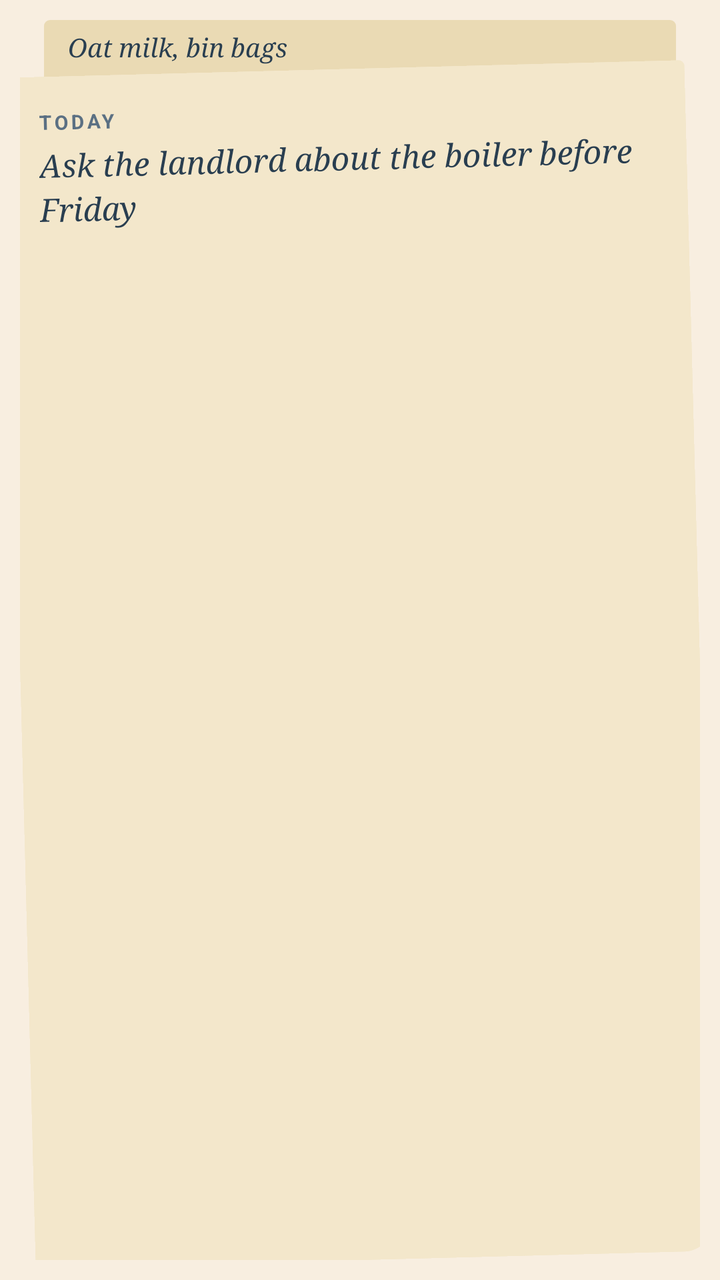
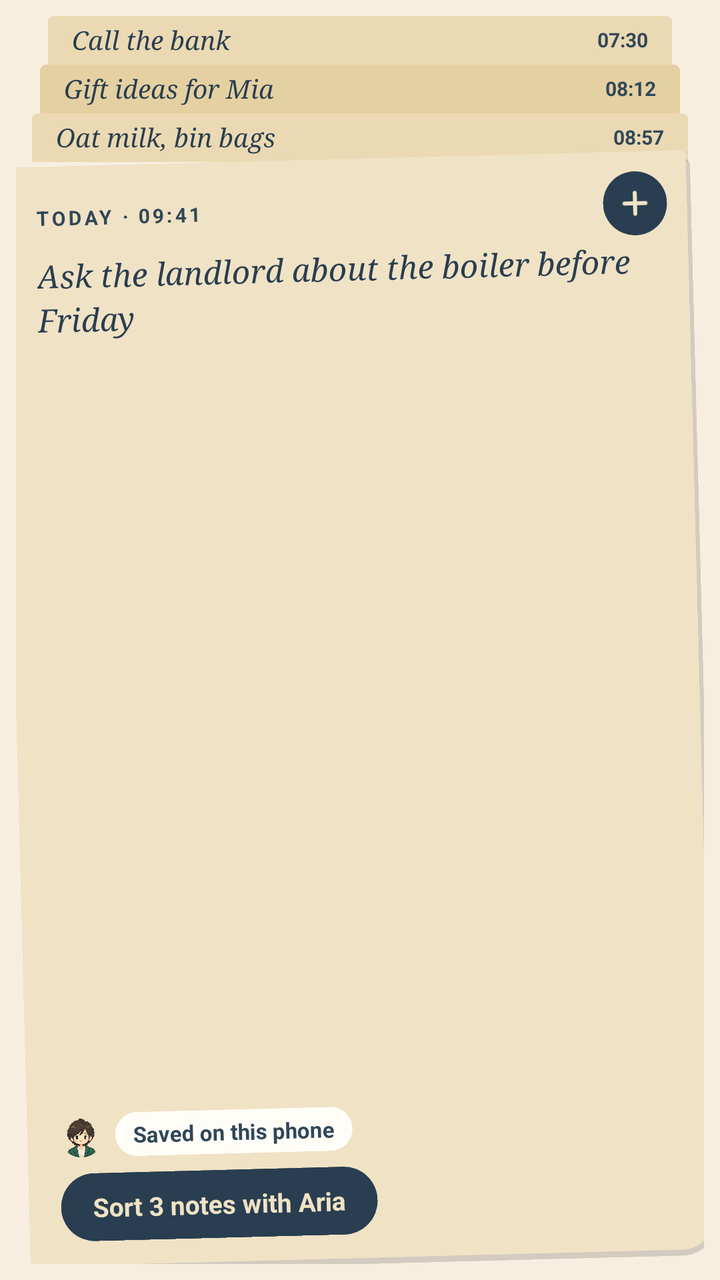

Before-and-after screenshots of an Android layout around one commit, followed by the original layout XML and the change that was made.
<!-- AndroidManifest.xml: application theme Screen -->
<!-- res/layout/widget_preview_note.xml -->
<?xml version="1.0" encoding="utf-8"?>
<LinearLayout xmlns:android="http://schemas.android.com/apk/res/android"
    android:layout_width="match_parent"
    android:layout_height="match_parent"
    android:orientation="vertical"
    android:padding="10dp">

    <TextView android:layout_width="match_parent" android:layout_height="30dp" android:layout_marginStart="12dp" android:layout_marginEnd="12dp" android:layout_marginBottom="-6dp"
        android:background="@drawable/note_tab" android:backgroundTint="#EADAB4" android:fontFamily="serif" android:maxLines="1" android:paddingStart="12dp" android:paddingTop="5dp"
        android:text="@string/preview_note_older" android:textColor="@color/preview_ink" android:textSize="13sp" android:textStyle="italic" />
    <LinearLayout android:layout_width="match_parent" android:layout_height="0dp" android:layout_weight="1" android:background="@drawable/note_paper" android:backgroundTint="#F3E7CB"
        android:orientation="vertical" android:padding="16dp" android:rotation="-1.5">
        <TextView android:layout_width="wrap_content" android:layout_height="wrap_content" android:letterSpacing="0.14" android:text="@string/note_today" android:textAllCaps="true"
            android:textColor="@color/preview_muted" android:textSize="10sp" android:textStyle="bold" />
        <TextView android:layout_width="match_parent" android:layout_height="wrap_content" android:layout_marginTop="4dp" android:fontFamily="serif" android:lineSpacingExtra="3sp"
            android:text="@string/preview_note_text" android:textColor="@color/preview_ink" android:textSize="16sp" android:textStyle="italic" />
    </LinearLayout>
</LinearLayout>
<!-- resources referenced by this layout -->
<resources>
  <color name="preview_ink">#293E50</color>
  <color name="preview_muted">#5B7083</color>
  <!-- drawable note_paper (drawable) -->
  <?xml version="1.0" encoding="utf-8"?>
  <shape xmlns:android="http://schemas.android.com/apk/res/android" android:shape="rectangle">
      <solid android:color="#FFFFFFFF" />
      <corners android:topLeftRadius="3dp" android:topRightRadius="3dp"
          android:bottomLeftRadius="3dp" android:bottomRightRadius="16dp" />
  </shape>
  <!-- drawable note_tab (drawable) -->
  <?xml version="1.0" encoding="utf-8"?>
  <shape xmlns:android="http://schemas.android.com/apk/res/android" android:shape="rectangle">
      <solid android:color="#FFFFFFFF" />
      <corners android:topLeftRadius="3dp" android:topRightRadius="3dp"
          android:bottomLeftRadius="0dp" android:bottomRightRadius="0dp" />
  </shape>
  <string name="note_today">Today</string>
  <string name="preview_note_older">Oat milk, bin bags</string>
  <string name="preview_note_text">Ask the landlord about the boiler before Friday</string>
  <style name="Screen" parent="@android:style/Theme.Material.Light.NoActionBar">
          <item name="android:windowBackground">@color/background</item>
          <item name="android:colorAccent">@color/sun</item>
          <item name="android:textColorPrimary">@color/ink</item>
          <item name="android:windowLightStatusBar">true</item>
      </style>
  <color name="background">#F8EEE0</color>
  <color name="sun">#D88B38</color>
  <color name="ink">#2B2620</color>
</resources>

<!-- the commit's change to res/layout/widget_preview_note.xml (unified diff, before → after) -->
@@ -1,18 +1,53 @@
 <?xml version="1.0" encoding="utf-8"?>
 <LinearLayout xmlns:android="http://schemas.android.com/apk/res/android"
+    xmlns:tools="http://schemas.android.com/tools"
     android:layout_width="match_parent"
     android:layout_height="match_parent"
     android:orientation="vertical"
-    android:padding="10dp">
+    android:padding="8dp"
+    tools:ignore="HardcodedText,UseAppTint">
 
-    <TextView android:layout_width="match_parent" android:layout_height="30dp" android:layout_marginStart="12dp" android:layout_marginEnd="12dp" android:layout_marginBottom="-6dp"
-        android:background="@drawable/note_tab" android:backgroundTint="#EADAB4" android:fontFamily="serif" android:maxLines="1" android:paddingStart="12dp" android:paddingTop="5dp"
-        android:text="@string/preview_note_older" android:textColor="@color/preview_ink" android:textSize="13sp" android:textStyle="italic" />
-    <LinearLayout android:layout_width="match_parent" android:layout_height="0dp" android:layout_weight="1" android:background="@drawable/note_paper" android:backgroundTint="#F3E7CB"
-        android:orientation="vertical" android:padding="16dp" android:rotation="-1.5">
-        <TextView android:layout_width="wrap_content" android:layout_height="wrap_content" android:letterSpacing="0.14" android:text="@string/note_today" android:textAllCaps="true"
-            android:textColor="@color/preview_muted" android:textSize="10sp" android:textStyle="bold" />
-        <TextView android:layout_width="match_parent" android:layout_height="wrap_content" android:layout_marginTop="4dp" android:fontFamily="serif" android:lineSpacingExtra="3sp"
-            android:text="@string/preview_note_text" android:textColor="@color/preview_ink" android:textSize="16sp" android:textStyle="italic" />
+    <LinearLayout android:layout_width="match_parent" android:layout_height="wrap_content" android:layout_marginBottom="-10dp" android:orientation="vertical">
+        <FrameLayout android:layout_width="match_parent" android:layout_height="30dp" android:layout_marginStart="16dp" android:layout_marginEnd="16dp" android:layout_marginBottom="-6dp">
+            <ImageView android:layout_width="match_parent" android:layout_height="match_parent" android:importantForAccessibility="no" android:scaleType="fitXY" android:src="@drawable/note_tab" android:tint="@color/preview_note_behind" />
+            <LinearLayout android:layout_width="match_parent" android:layout_height="24dp" android:gravity="center_vertical" android:paddingStart="12dp" android:paddingEnd="12dp">
+                <TextView android:layout_width="0dp" android:layout_height="wrap_content" android:layout_weight="1" android:ellipsize="end" android:fontFamily="serif" android:maxLines="1" android:text="@string/preview_note_older_three" android:textColor="@color/preview_ink" android:textSize="13sp" android:textStyle="italic" />
+                <TextView android:layout_width="wrap_content" android:layout_height="wrap_content" android:layout_marginStart="8dp" android:maxLines="1" android:text="07:30" android:textColor="@color/preview_muted" android:textSize="10sp" android:textStyle="bold" />
+            </LinearLayout>
+        </FrameLayout>
+        <FrameLayout android:layout_width="match_parent" android:layout_height="30dp" android:layout_marginStart="12dp" android:layout_marginEnd="12dp" android:layout_marginBottom="-6dp">
+            <ImageView android:layout_width="match_parent" android:layout_height="match_parent" android:importantForAccessibility="no" android:scaleType="fitXY" android:src="@drawable/note_tab" android:tint="@color/preview_note_back" />
+            <LinearLayout android:layout_width="match_parent" android:layout_height="24dp" android:gravity="center_vertical" android:paddingStart="12dp" android:paddingEnd="12dp">
+                <TextView android:layout_width="0dp" android:layout_height="wrap_content" android:layout_weight="1" android:ellipsize="end" android:fontFamily="serif" android:maxLines="1" android:text="@string/preview_note_older_two" android:textColor="@color/preview_ink" android:textSize="13sp" android:textStyle="italic" />
+                <TextView android:layout_width="wrap_content" android:layout_height="wrap_content" android:layout_marginStart="8dp" android:maxLines="1" android:text="08:12" android:textColor="@color/preview_muted" android:textSize="10sp" android:textStyle="bold" />
+            </LinearLayout>
+        </FrameLayout>
+        <FrameLayout android:layout_width="match_parent" android:layout_height="30dp" android:layout_marginStart="8dp" android:layout_marginEnd="8dp" android:layout_marginBottom="-6dp">
+            <ImageView android:layout_width="match_parent" android:layout_height="match_parent" android:importantForAccessibility="no" android:scaleType="fitXY" android:src="@drawable/note_tab" android:tint="@color/preview_note_behind" />
+            <LinearLayout android:layout_width="match_parent" android:layout_height="24dp" android:gravity="center_vertical" android:paddingStart="12dp" android:paddingEnd="12dp">
+                <TextView android:layout_width="0dp" android:layout_height="wrap_content" android:layout_weight="1" android:ellipsize="end" android:fontFamily="serif" android:maxLines="1" android:text="@string/preview_note_older" android:textColor="@color/preview_ink" android:textSize="13sp" android:textStyle="italic" />
+                <TextView android:layout_width="wrap_content" android:layout_height="wrap_content" android:layout_marginStart="8dp" android:maxLines="1" android:text="08:57" android:textColor="@color/preview_muted" android:textSize="10sp" android:textStyle="bold" />
+            </LinearLayout>
+        </FrameLayout>
     </LinearLayout>
+
+    <FrameLayout android:layout_width="match_parent" android:layout_height="0dp" android:layout_weight="1" android:rotation="-1.5">
+        <ImageView android:layout_width="match_parent" android:layout_height="match_parent" android:layout_marginStart="3dp" android:layout_marginTop="12dp" android:importantForAccessibility="no" android:scaleType="fitXY" android:src="@drawable/note_shadow" />
+        <ImageView android:layout_width="match_parent" android:layout_height="match_parent" android:layout_marginTop="8dp" android:layout_marginEnd="2dp" android:layout_marginBottom="3dp" android:importantForAccessibility="no" android:scaleType="fitXY" android:src="@drawable/note_paper" android:tint="@color/preview_note" />
+        <LinearLayout android:layout_width="match_parent" android:layout_height="match_parent" android:layout_marginTop="8dp" android:layout_marginEnd="2dp" android:layout_marginBottom="3dp" android:orientation="vertical" android:paddingStart="16dp" android:paddingTop="10dp" android:paddingEnd="10dp" android:paddingBottom="12dp">
+            <LinearLayout android:layout_width="match_parent" android:layout_height="wrap_content" android:gravity="center_vertical">
+                <TextView android:layout_width="0dp" android:layout_height="wrap_content" android:layout_weight="1" android:ellipsize="end" android:letterSpacing="0.14" android:maxLines="1" android:text="@string/preview_note_when" android:textAllCaps="true" android:textColor="@color/preview_muted" android:textSize="10sp" android:textStyle="bold" />
+                <FrameLayout android:layout_width="32dp" android:layout_height="32dp" android:layout_marginStart="8dp">
+                    <ImageView android:layout_width="match_parent" android:layout_height="match_parent" android:importantForAccessibility="no" android:src="@drawable/round_circle" android:tint="@color/preview_ink" />
+                    <ImageView android:layout_width="18dp" android:layout_height="18dp" android:layout_gravity="center" android:importantForAccessibility="no" android:src="@drawable/ic_plus" android:tint="@color/preview_note" />
+                </FrameLayout>
+            </LinearLayout>
+            <TextView android:layout_width="match_parent" android:layout_height="0dp" android:layout_marginTop="2dp" android:layout_weight="1" android:ellipsize="end" android:fontFamily="serif" android:lineSpacingExtra="3sp" android:text="@string/preview_note_text" android:textColor="@color/preview_ink" android:textSize="16sp" android:textStyle="italic" />
+            <LinearLayout android:layout_width="match_parent" android:layout_height="wrap_content" android:layout_marginTop="6dp" android:gravity="center_vertical">
+                <ImageView android:layout_width="22dp" android:layout_height="22dp" android:importantForAccessibility="no" android:src="@drawable/portrait_f1" />
+                <TextView android:layout_width="wrap_content" android:layout_height="22dp" android:layout_marginStart="6dp" android:background="@drawable/round_pill" android:backgroundTint="@color/preview_surface" android:ellipsize="end" android:gravity="center_vertical" android:maxLines="1" android:paddingStart="9dp" android:paddingEnd="9dp" android:text="@string/note_state_local" android:textColor="@color/preview_muted" android:textSize="11sp" android:textStyle="bold" />
+            </LinearLayout>
+            <TextView android:layout_width="wrap_content" android:layout_height="34dp" android:layout_marginTop="8dp" android:background="@drawable/round_pill" android:backgroundTint="@color/preview_ink" android:ellipsize="end" android:gravity="center" android:maxLines="1" android:paddingStart="16dp" android:paddingEnd="16dp" android:text="@string/preview_note_sort" android:textColor="@color/preview_note" android:textSize="13sp" android:textStyle="bold" />
+        </LinearLayout>
+    </FrameLayout>
 </LinearLayout>
<!-- resource entries referenced after the edit -->
@@ -1,13 +1,31 @@
 <!-- resources referenced by this layout -->
 <resources>
   <color name="preview_ink">#293E50</color>
-  <color name="preview_muted">#5B7083</color>
+  <color name="preview_muted">#304758</color>
+  <color name="preview_note">#F0E2C5</color>
+  <color name="preview_note_back">#E5D0A2</color>
+  <color name="preview_note_behind">#EBD9B3</color>
+  <color name="preview_surface">#FFFDF7</color>
+  <!-- drawable ic_plus (drawable) -->
+  <?xml version="1.0" encoding="utf-8"?>
+  <vector xmlns:android="http://schemas.android.com/apk/res/android"
+      android:width="18dp" android:height="18dp" android:viewportWidth="24" android:viewportHeight="24">
+      <path android:strokeColor="#FFFFFFFF" android:strokeWidth="2.6" android:strokeLineCap="round"
+          android:pathData="M12,5v14M5,12h14" />
+  </vector>
   <!-- drawable note_paper (drawable) -->
   <?xml version="1.0" encoding="utf-8"?>
   <shape xmlns:android="http://schemas.android.com/apk/res/android" android:shape="rectangle">
       <solid android:color="#FFFFFFFF" />
       <corners android:topLeftRadius="3dp" android:topRightRadius="3dp"
           android:bottomLeftRadius="3dp" android:bottomRightRadius="16dp" />
+  </shape>
+  <!-- drawable note_shadow (drawable) -->
+  <?xml version="1.0" encoding="utf-8"?>
+  <shape xmlns:android="http://schemas.android.com/apk/res/android" android:shape="rectangle">
+      <solid android:color="#26000000" />
+      <corners android:topLeftRadius="4dp" android:topRightRadius="4dp"
+          android:bottomLeftRadius="4dp" android:bottomRightRadius="18dp" />
   </shape>
   <!-- drawable note_tab (drawable) -->
   <?xml version="1.0" encoding="utf-8"?>
@@ -16,9 +34,26 @@
       <corners android:topLeftRadius="3dp" android:topRightRadius="3dp"
           android:bottomLeftRadius="0dp" android:bottomRightRadius="0dp" />
   </shape>
-  <string name="note_today">Today</string>
+  <!-- drawable portrait_f1: png bitmap (drawable-nodpi, 16729 bytes) -->
+  <!-- drawable round_circle (drawable) -->
+  <?xml version="1.0" encoding="utf-8"?>
+  <shape xmlns:android="http://schemas.android.com/apk/res/android" android:shape="oval">
+      <solid android:color="#FFFFFFFF" />
+      
+  </shape>
+  <!-- drawable round_pill (drawable) -->
+  <?xml version="1.0" encoding="utf-8"?>
+  <shape xmlns:android="http://schemas.android.com/apk/res/android" android:shape="rectangle">
+      <solid android:color="#FFFFFFFF" />
+      <corners android:radius="22dp" />
+  </shape>
+  <string name="note_state_local">Saved on this phone</string>
   <string name="preview_note_older">Oat milk, bin bags</string>
+  <string name="preview_note_older_three">Call the bank</string>
+  <string name="preview_note_older_two">Gift ideas for Mia</string>
+  <string name="preview_note_sort">Sort 3 notes with Aria</string>
   <string name="preview_note_text">Ask the landlord about the boiler before Friday</string>
+  <string name="preview_note_when">Today · 09:41</string>
   <style name="Screen" parent="@android:style/Theme.Material.Light.NoActionBar">
           <item name="android:windowBackground">@color/background</item>
           <item name="android:colorAccent">@color/sun</item>
